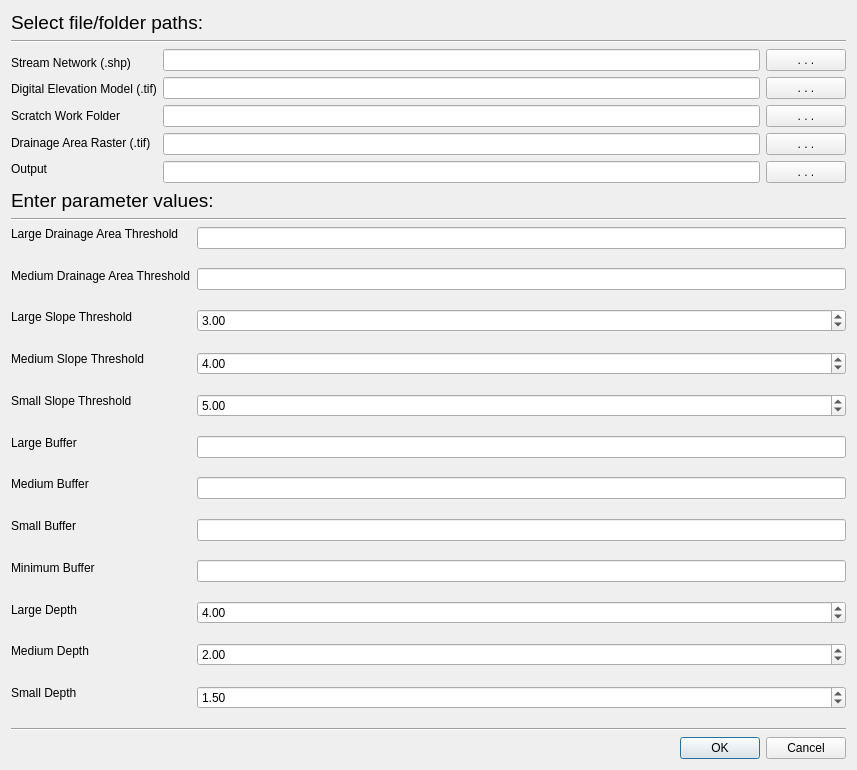
Old version of the form vbet.ui in the repository jtgilbert/VBET-2.
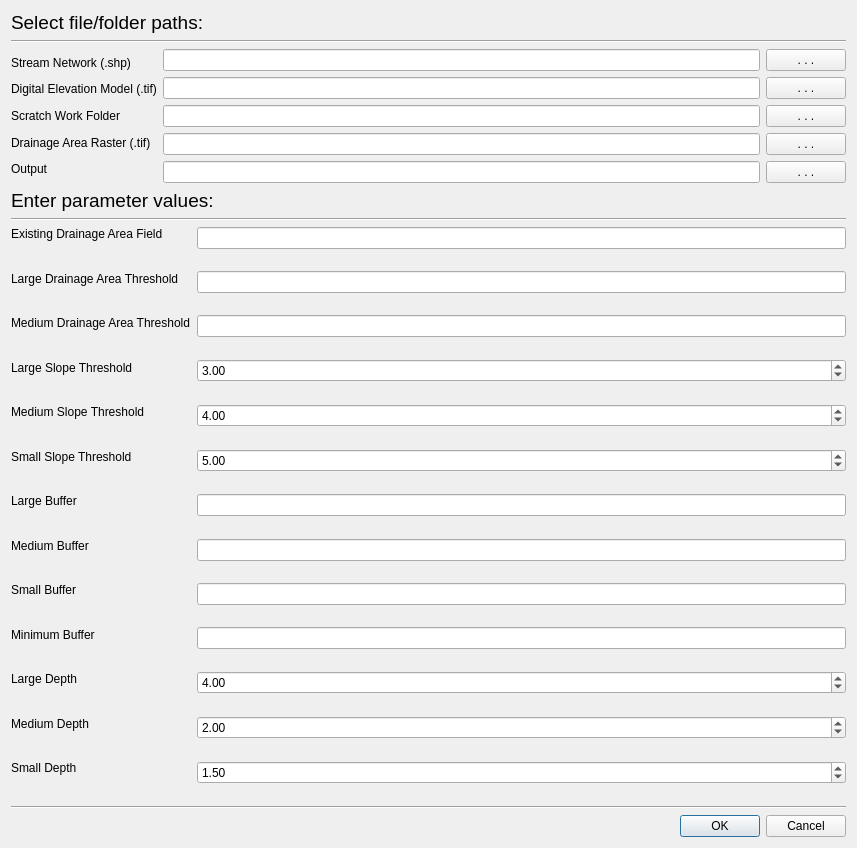
New version of the form.

```diff
--- a/vbet.ui
+++ b/vbet.ui
@@ -7,7 +7,7 @@
     <x>0</x>
     <y>0</y>
     <width>857</width>
-    <height>770</height>
+    <height>848</height>
    </rect>
   </property>
   <property name="windowTitle">
@@ -432,6 +432,26 @@
       <layout class="QHBoxLayout" name="horizontalLayout_2">
        <item>
         <layout class="QVBoxLayout" name="verticalLayout_3">
+         <item>
+          <widget class="QLabel" name="label_exda">
+           <property name="text">
+            <string>Existing Drainage Area Field</string>
+           </property>
+          </widget>
+         </item>
+         <item>
+          <spacer name="verticalSpacer_46">
+           <property name="orientation">
+            <enum>Qt::Vertical</enum>
+           </property>
+           <property name="sizeHint" stdset="0">
+            <size>
+             <width>20</width>
+             <height>40</height>
+            </size>
+           </property>
+          </spacer>
+         </item>
          <item>
           <widget class="QLabel" name="label_lgda">
            <property name="text">
@@ -676,6 +696,22 @@
        </item>
        <item>
         <layout class="QVBoxLayout" name="verticalLayout">
+         <item>
+          <widget class="QLineEdit" name="lineEdit_exda"/>
+         </item>
+         <item>
+          <spacer name="verticalSpacer_47">
+           <property name="orientation">
+            <enum>Qt::Vertical</enum>
+           </property>
+           <property name="sizeHint" stdset="0">
+            <size>
+             <width>20</width>
+             <height>40</height>
+            </size>
+           </property>
+          </spacer>
+         </item>
          <item>
           <widget class="QLineEdit" name="lineEdit_lgda">
            <property name="clearButtonEnabled">
```
